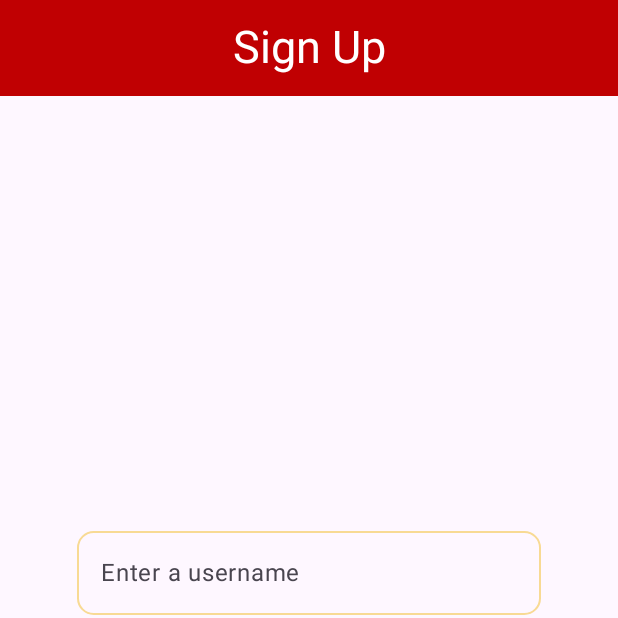
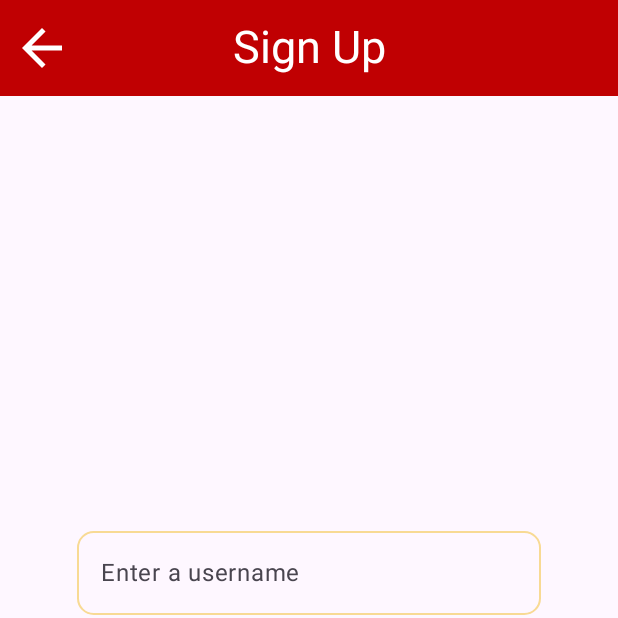
Before and after one commit to CoderCailean/MobileAppProject, an Android app built with Jetpack Compose: the SignUp screen opened directly, with no data from a screen before it, on a phone screen of 412 x 824 dp, the top half of it. Run offline under Robolectric (Android 15) with nearby library versions, the phone set to English and light mode, and no system bars; our stand-ins replace Room's generated code.

Commit message:
Milestone 1 submission

```diff
--- a/app/src/main/java/com/example/project/Home.kt
+++ b/app/src/main/java/com/example/project/Home.kt
@@ -216,6 +216,11 @@ fun UserDecks(db: ProjectDB, userId: Int) {
     }
 }
 
+/*
+ * Creates cards to display each individual deck
+ *
+ * @param deckEntity, a deck object
+ */
 @Composable
 fun DeckCard(deckEntity: DeckEntity) {
     Card(
--- a/app/src/main/java/com/example/project/SignUp.kt
+++ b/app/src/main/java/com/example/project/SignUp.kt
@@ -1,6 +1,7 @@
 package com.example.project
 
 import android.annotation.SuppressLint
+import android.app.Activity
 import android.content.Context
 import android.content.Intent
 import android.os.Bundle
@@ -14,13 +15,16 @@ import androidx.compose.foundation.layout.Row
 import androidx.compose.foundation.layout.fillMaxSize
 import androidx.compose.foundation.layout.fillMaxWidth
 import androidx.compose.foundation.layout.padding
+import androidx.compose.foundation.layout.size
 import androidx.compose.foundation.lazy.LazyColumn
 import androidx.compose.foundation.lazy.items
 import androidx.compose.foundation.shape.RoundedCornerShape
 import androidx.compose.foundation.text.KeyboardOptions
 import androidx.compose.material.icons.Icons
+import androidx.compose.material.icons.filled.ArrowBack
 import androidx.compose.material.icons.filled.CheckCircle
 import androidx.compose.material.icons.filled.Edit
+import androidx.compose.material.icons.filled.Menu
 import androidx.compose.material.icons.filled.Visibility
 import androidx.compose.material.icons.filled.VisibilityOff
 import androidx.compose.material3.Button
@@ -91,14 +95,18 @@ class SignUp : ComponentActivity() {
     }
 }
 
+/*
+ * Lists account information and offers sign out option
+ *
+ * @param db, an instance of the ProjectDB database
+ * @param context, an instance of the current context
+ * @param sharedPreferences, the current sharedPreferences object containing instance user values
+ */
 @OptIn(ExperimentalMaterial3Api::class)
 @Composable
 fun SignUpScreen(db: ProjectDB) {
 
     var showPassword by remember {
-        mutableStateOf(false)
-    }
-    var signUpSuccess by remember {
         mutableStateOf(false)
     }
     var uniqueUserCheck by remember {
@@ -112,6 +120,7 @@ fun SignUpScreen(db: ProjectDB) {
         mutableStateOf(false)
     }
     var currentContext = LocalContext.current
+    var activity = (currentContext as? Activity)
 
     var usernameInput by remember {
         mutableStateOf("")
@@ -128,6 +137,19 @@ fun SignUpScreen(db: ProjectDB) {
                     containerColor = MaterialTheme.colorScheme.primary,
                     titleContentColor = MaterialTheme.colorScheme.onPrimary
                 ),
+                navigationIcon = {
+                    IconButton(onClick = {
+                        activity?.finish()
+
+                    }) {
+                        Icon(
+                            imageVector = Icons.Filled.ArrowBack,
+                            contentDescription = "Localized description",
+                            tint = MaterialTheme.colorScheme.onPrimary,
+                            modifier = Modifier.size(120.dp)
+                        )
+                    }
+                },
                 title = {
                     Text(
                         "Sign Up",
@@ -247,6 +269,5 @@ fun SignUpScreen(db: ProjectDB) {
                 Text(text = "Create User")
             }
         }
-
     }
 }
```
Also changed, not shown: app/src/main/java/com/example/project/Account.kt (+36 -7 lines), app/src/main/java/com/example/project/MainActivity.kt (+8 -73 lines), app/src/main/java/com/example/project/SignIn.kt (+32 -2 lines).
